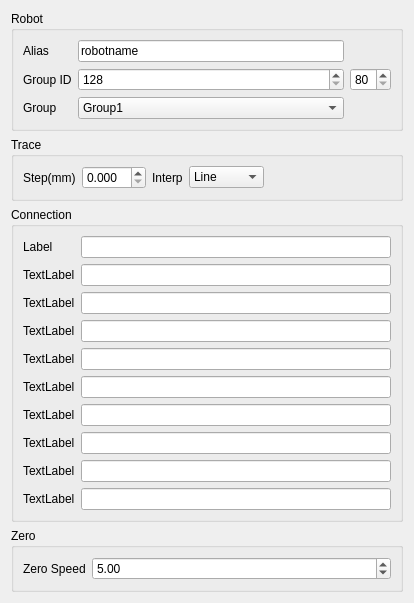
This is source/wnd/ui/robocompref.ui in ww4u/megarobostudio as Qt 5 draws it before an edit. The edited form follows.
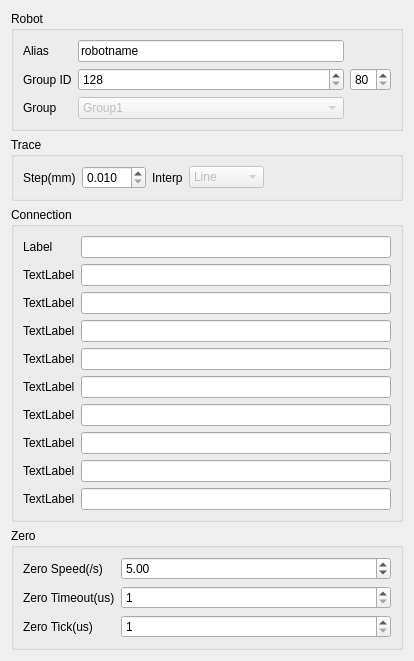
This is the edited form.

The edit to the form file:
```diff
--- a/source/wnd/ui/robocompref.ui
+++ b/source/wnd/ui/robocompref.ui
@@ -7,7 +7,7 @@
     <x>0</x>
     <y>0</y>
     <width>414</width>
-    <height>536</height>
+    <height>588</height>
    </rect>
   </property>
   <property name="windowTitle">
@@ -50,6 +50,9 @@
       </item>
       <item row="2" column="3">
        <widget class="QComboBox" name="cmbGroup">
+        <property name="enabled">
+         <bool>false</bool>
+        </property>
         <item>
          <property name="text">
           <string>Group1</string>
@@ -119,6 +122,12 @@
         <property name="decimals">
          <number>3</number>
         </property>
+        <property name="minimum">
+         <double>0.010000000000000</double>
+        </property>
+        <property name="maximum">
+         <double>20.000000000000000</double>
+        </property>
        </widget>
       </item>
       <item row="0" column="2">
@@ -130,6 +139,9 @@
       </item>
       <item row="0" column="3">
        <widget class="QComboBox" name="cmbInterpMode">
+        <property name="enabled">
+         <bool>false</bool>
+        </property>
         <item>
          <property name="text">
           <string>Line</string>
@@ -268,14 +280,14 @@
       <item row="0" column="0">
        <widget class="QLabel" name="label">
         <property name="text">
-         <string>Zero Speed</string>
+         <string>Zero Speed(/s)</string>
         </property>
        </widget>
       </item>
       <item row="0" column="1">
        <widget class="QDoubleSpinBox" name="spinZeroSpeed">
         <property name="minimum">
-         <double>1.000000000000000</double>
+         <double>0.000000000000000</double>
         </property>
         <property name="maximum">
          <double>100.000000000000000</double>
@@ -285,6 +297,40 @@
         </property>
        </widget>
       </item>
+      <item row="1" column="0">
+       <widget class="QLabel" name="label_11">
+        <property name="text">
+         <string>Zero Timeout(us)</string>
+        </property>
+       </widget>
+      </item>
+      <item row="2" column="0">
+       <widget class="QLabel" name="label_18">
+        <property name="text">
+         <string>Zero Tick(us)</string>
+        </property>
+       </widget>
+      </item>
+      <item row="1" column="1">
+       <widget class="QSpinBox" name="spinZeroTmo">
+        <property name="minimum">
+         <number>1</number>
+        </property>
+        <property name="maximum">
+         <number>1000000000</number>
+        </property>
+       </widget>
+      </item>
+      <item row="2" column="1">
+       <widget class="QSpinBox" name="spinZeroTick">
+        <property name="minimum">
+         <number>1</number>
+        </property>
+        <property name="maximum">
+         <number>1000000000</number>
+        </property>
+       </widget>
+      </item>
      </layout>
     </widget>
    </item>
```
Left out of the diff: 2 changed lines with no effect on the pictures.
